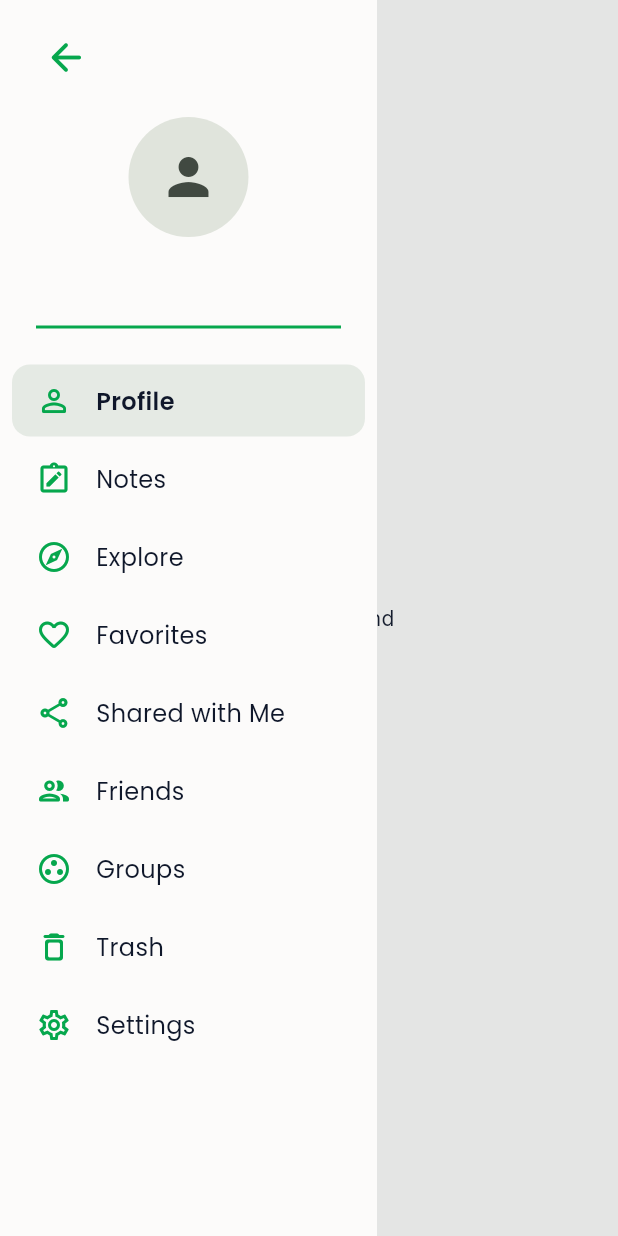
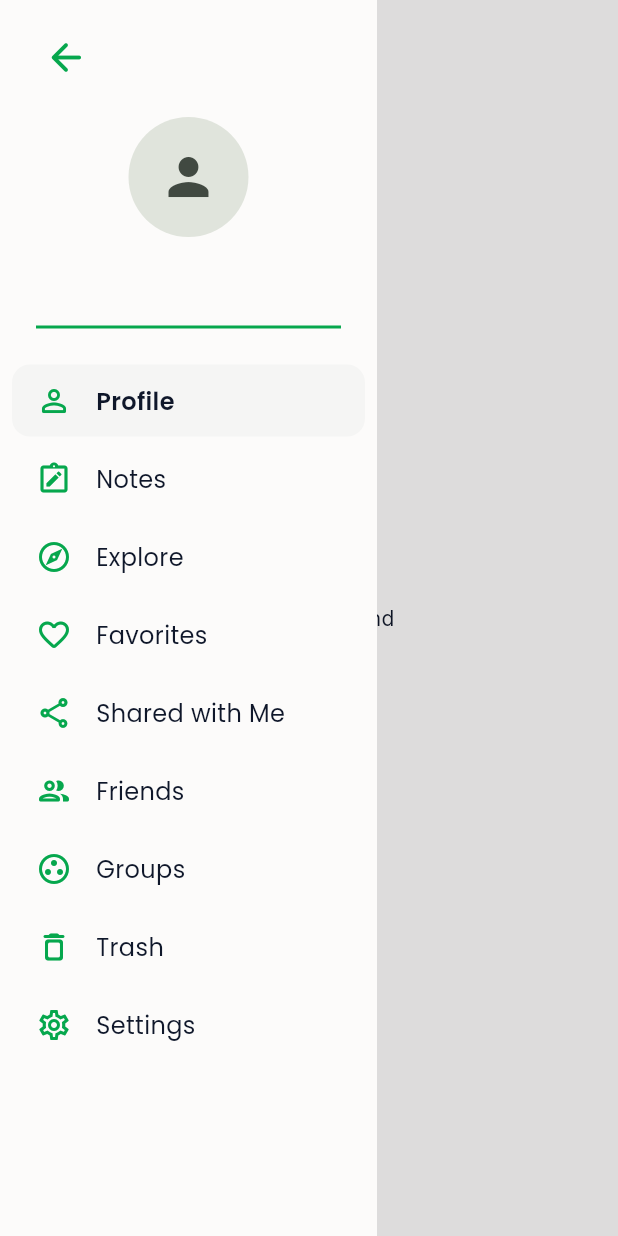
Before and after one commit to erselk/NotIdea, a Flutter app: the ProfileScreen screen opened by its route, with the side drawer open, on a phone screen of 412 x 824 dp. Run offline on Flutter 3.47's test engine with Material 3 defaults, Android fonts, the phone set to English and light mode, and no system bars; our stand-ins replace cached_network_image, flutter_dotenv, flutter_markdown, flutter_riverpod, flutter_secure_storage, flutter_svg and 9 more; missing offline and left inert: flutter_quill, flutter_quill_extensions, markdown, markdown_quill; accounts and stored records are empty; generated files the repository leaves out were written again.

Commit message:
NotIdea v2.0-alpha8
Add a Change Password screen and Riverpod provider, register the route/name and wire navigation from Settings. Integrate Share.share in Notes list and refactor several screens to use theme color extensions instead of hardcoded greens (Profile, AppScaffold, Notes search field styling). Also add friend request trigger in Profile and tidy imports/usages to rely on theme/appColors for consistent styling.

```diff
--- a/lib/core/router/route_names.dart
+++ b/lib/core/router/route_names.dart
@@ -36,6 +36,7 @@ class RouteNames {
   static const String sharedNotes = 'sharedNotes';
   static const String search = 'search';
   static const String settings = 'settings';
+  static const String changePassword = 'changePassword';
 
   // Hukuki
   static const String legal = 'legal';
@@ -81,6 +82,7 @@ class RoutePaths {
   static const String sharedNotes = 'shared';
   static const String search = 'search';
   static const String settings = 'settings';
+  static const String changePassword = 'change-password';
 
   // Hukuki
   static const String legal = 'legal';
--- a/lib/features/profile/presentation/screens/profile_screen.dart
+++ b/lib/features/profile/presentation/screens/profile_screen.dart
@@ -7,6 +7,7 @@ import 'package:notidea/l10n/app_localizations.dart';
 import 'package:notidea/features/auth/presentation/providers/auth_provider.dart';
 import 'package:notidea/features/profile/presentation/providers/profile_provider.dart';
 import 'package:notidea/features/profile/presentation/providers/profile_stats_provider.dart';
+import 'package:notidea/features/friends/presentation/providers/friends_provider.dart';
 import 'package:notidea/shared/widgets/app_scaffold.dart';
 
 class ProfileScreen extends ConsumerWidget {
@@ -94,7 +95,7 @@ class ProfileScreen extends ConsumerWidget {
                   Container(
                     height: 150, // Resmin tam ortasinda hizalanacak seviyeye daraltildi
                     width: double.infinity,
-                    color: const Color(0xFF06A74D),
+                    color: theme.colorScheme.primary,
                   ),
                   Column(
                     children: [
@@ -125,8 +126,8 @@ class ProfileScreen extends ConsumerWidget {
                               child: GestureDetector(
                                 onTap: () => context.push('/profile/edit'),
                                 child: Container(
-                                  decoration: const BoxDecoration(
-                                    color: Color(0xFF06A74D), // Green background
+                                  decoration: BoxDecoration(
+                                    color: theme.colorScheme.primary, // Green background
                                     shape: BoxShape.circle,
                                   ),
                                   padding: const EdgeInsets.all(7), // Smaller padding for smaller circle
@@ -211,8 +212,8 @@ class ProfileScreen extends ConsumerWidget {
                       const SizedBox(height: 16),
                       Padding(
                         padding: const EdgeInsets.symmetric(horizontal: 60), // Uzatıldı
-                        child: const Divider(
-                          color: Color(0xFF06A74D),
+                        child: Divider(
+                          color: theme.colorScheme.primary,
                           thickness: 3, // Hafif Kalınlaştırıldı
                         ),
                       ),
@@ -228,7 +229,10 @@ class ProfileScreen extends ConsumerWidget {
                               if (isOwnProfile) {
                                 context.push('/profile/edit');
                               } else {
-                                // TODO: Arkadaş ekleme
+                                ref.read(sendFriendRequestProvider.notifier).execute(profile.id);
+                                ScaffoldMessenger.of(context).showSnackBar(
+                                  SnackBar(content: Text(l10n.friendRequestSent ?? 'Friend request sent')),
+                                );
                               }
                             },
                             borderRadius: BorderRadius.circular(8),
@@ -239,7 +243,7 @@ class ProfileScreen extends ConsumerWidget {
                                 children: [
                                   Icon(
                                     isOwnProfile ? Icons.edit_outlined : Icons.person_add_outlined,
-                                    color: const Color(0xFF06A74D), // Green icon
+                                    color: theme.colorScheme.primary, // Green icon
                                     size: 28 // Büyütüldü
                                   ),
                                   const SizedBox(width: 12),
--- a/lib/features/settings/presentation/screens/settings_screen.dart
+++ b/lib/features/settings/presentation/screens/settings_screen.dart
@@ -58,7 +58,7 @@ class SettingsScreen extends ConsumerWidget {
             title: Text(l10n.changePassword),
             trailing: const Icon(Icons.chevron_right_rounded),
             onTap: () {
-              // TODO: Navigate to change password flow
+              context.goNamed(RouteNames.changePassword);
             },
           ),
           Divider(height: 1, color: appColors.divider),
--- a/lib/shared/widgets/app_scaffold.dart
+++ b/lib/shared/widgets/app_scaffold.dart
@@ -2,11 +2,11 @@ import 'package:flutter/material.dart';
 import 'package:flutter_riverpod/flutter_riverpod.dart';
 import 'package:cached_network_image/cached_network_image.dart';
 import 'package:google_fonts/google_fonts.dart';
+import 'package:go_router/go_router.dart';
 import 'package:notidea/l10n/app_localizations.dart';
-import 'package:go_router/go_router.dart';
-
 import 'package:notidea/core/router/route_names.dart';
 import 'package:notidea/features/profile/presentation/providers/profile_provider.dart';
+import 'package:notidea/core/theme/theme_extensions.dart';
 
 class AppScaffold extends ConsumerStatefulWidget {
   const AppScaffold({super.key, required this.child});
@@ -32,7 +32,7 @@ class _AppScaffoldState extends ConsumerState<AppScaffold> {
   Widget build(BuildContext context) {
     return Scaffold(
       key: _scaffoldKey,
-      drawerScrimColor: const Color(0xFF374241).withOpacity(0.12),
+      drawerScrimColor: Theme.of(context).colorScheme.scrim.withOpacity(0.12),
       drawer: const _AppDrawer(),
       body: widget.child,
     );
@@ -42,13 +42,11 @@ class _AppScaffoldState extends ConsumerState<AppScaffold> {
 class _AppDrawer extends ConsumerWidget {
   const _AppDrawer();
 
-  static const _green = Color(0xFF06A74D);
-  static const _selectedBg = Color(0xFFE5EAE4);
-
   @override
   Widget build(BuildContext context, WidgetRef ref) {
     final l10n = AppLocalizations.of(context)!;
     final theme = Theme.of(context);
+    final appColors = theme.extension<AppColorsExtension>()!;
     final profileAsync = ref.watch(currentProfileProvider);
     final profile = profileAsync.value;
     final currentPath = GoRouterState.of(context).uri.path;
@@ -83,8 +81,8 @@ class _AppDrawer extends ConsumerWidget {
                 child: Align(
                   alignment: Alignment.centerLeft,
                   child: IconButton(
-                    icon: const Icon(Icons.arrow_back_rounded,
-                        color: _green, size: 30),
+                    icon: Icon(Icons.arrow_back_rounded,
+                        color: theme.colorScheme.primary, size: 30),
                     onPressed: () => Navigator.of(context).pop(),
                   ),
                 ),
@@ -131,9 +129,9 @@ class _AppDrawer extends ConsumerWidget {
 
               // ─── Yeşil çizgi ───
               const SizedBox(height: 24),
-              const Padding(
-                padding: EdgeInsets.symmetric(horizontal: 24),
-                child: Divider(height: 1, thickness: 2, color: _green),
+              Padding(
+                padding: const EdgeInsets.symmetric(horizontal: 24),
+                child: Divider(height: 1, thickness: 2, color: theme.colorScheme.primary),
               ),
               const SizedBox(height: 24),
 
@@ -149,7 +147,7 @@ class _AppDrawer extends ConsumerWidget {
                     return Padding(
                       padding: const EdgeInsets.only(bottom: 4),
                       child: Material(
-                        color: isSelected ? _selectedBg : Colors.transparent,
+                        color: isSelected ? appColors.surfaceVariant : Colors.transparent,
                         borderRadius: BorderRadius.circular(12),
                         child: InkWell(
                           borderRadius: BorderRadius.circular(12),
@@ -162,7 +160,7 @@ class _AppDrawer extends ConsumerWidget {
                                 horizontal: 16, vertical: 12),
                             child: Row(
                               children: [
-                                Icon(item.icon, size: 24, color: _green),
+                                Icon(item.icon, size: 24, color: theme.colorScheme.primary),
                                 const SizedBox(width: 16),
                                 Expanded(
                                   child: Text(
```
Also changed, not shown: lib/core/router/app_router.dart (+7 -0 lines), lib/features/notes/presentation/screens/notes_list_screen.dart (+10 -7 lines), lib/features/settings/presentation/providers/change_password_provider.dart (added, +24 -0 lines), lib/features/settings/presentation/screens/change_password_screen.dart (added, +120 -0 lines).
